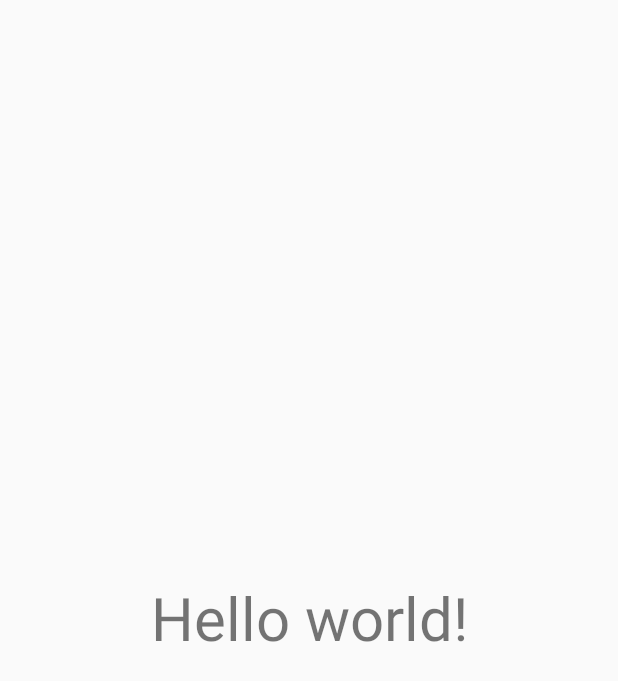
After one commit to IllyaSvergun/ua-web-khakaton-sources, an Android app: the layout activity_big_text.xml on its own in the app's theme, with its tools: preview values and no code run, on a phone screen of 412 x 824 dp. The commit adds this screen. Shown: the top 681 px of the screen. Run offline under Robolectric (Android 15) with nearby library versions, the phone set to English and light mode, and no system bars.

Commit message:
Add big text activity and input field.

```diff
--- /dev/null
+++ b/CommunicationHelper/app/src/main/res/layout/activity_big_text.xml
@@ -0,0 +1,18 @@
+<RelativeLayout xmlns:android="http://schemas.android.com/apk/res/android"
+    xmlns:tools="http://schemas.android.com/tools" android:layout_width="match_parent"
+    android:layout_height="match_parent" android:paddingLeft="@dimen/activity_horizontal_margin"
+    android:paddingRight="@dimen/activity_horizontal_margin"
+    android:paddingTop="@dimen/activity_vertical_margin"
+    android:paddingBottom="@dimen/activity_vertical_margin"
+    tools:context="com.communicationhelper.BigTextActivity">
+
+    <TextView
+        android:id="@+id/text"
+        android:textSize="40sp"
+        android:layout_width="fill_parent"
+        android:layout_height="fill_parent"
+        android:text="@string/hello_world"
+        android:gravity="center"
+        />
+
+</RelativeLayout>
--- a/CommunicationHelper/app/src/main/res/values/strings.xml
+++ b/CommunicationHelper/app/src/main/res/values/strings.xml
@@ -2,4 +2,6 @@
     <string name="app_name">CommunicationHelper</string>
     <string name="hello_world">Hello world!</string>
     <string name="action_settings">Settings</string>
+    <string name="autocomplete_hint">Type response text here</string>
+    <string name="title_activity_big_text">BigTextActivity</string>
 </resources>
```
Also changed, not shown: CommunicationHelper/app/src/main/AndroidManifest.xml (+8 -0 lines), CommunicationHelper/app/src/main/java/com/communicationhelper/BigTextActivity.java (added, +46 -0 lines), CommunicationHelper/app/src/main/java/com/communicationhelper/MainActivity.java (+33 -0 lines), CommunicationHelper/app/src/main/res/layout/activity_main.xml (+11 -0 lines), CommunicationHelper/app/src/main/res/menu/menu_big_text.xml (added, +7 -0 lines).
